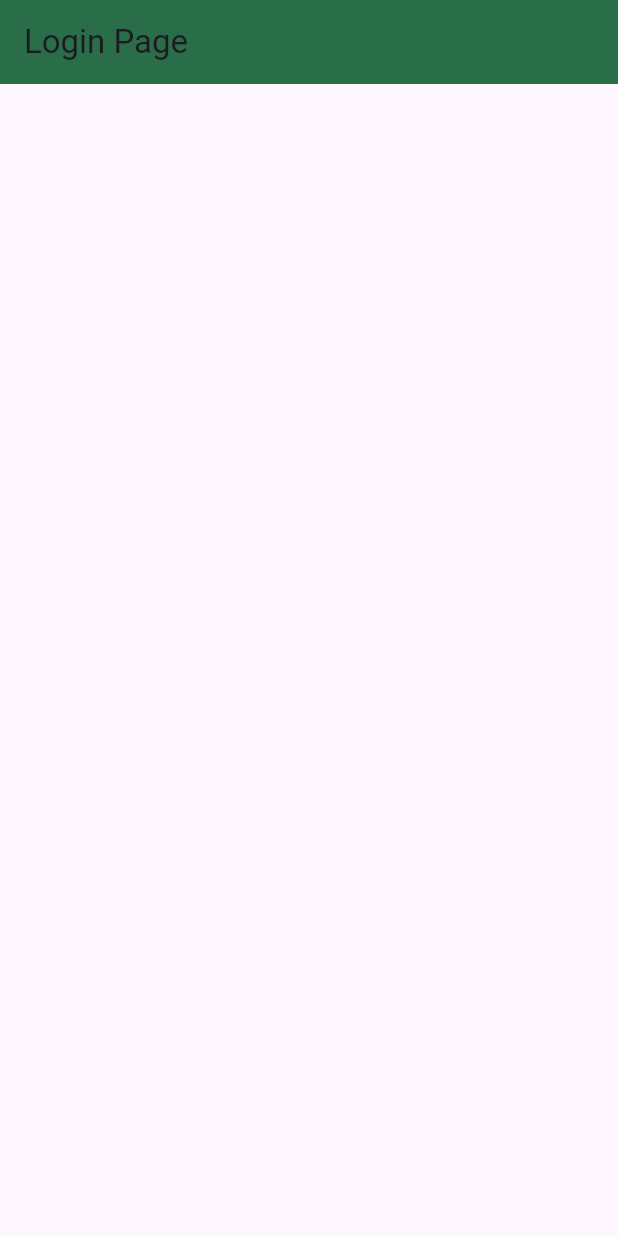
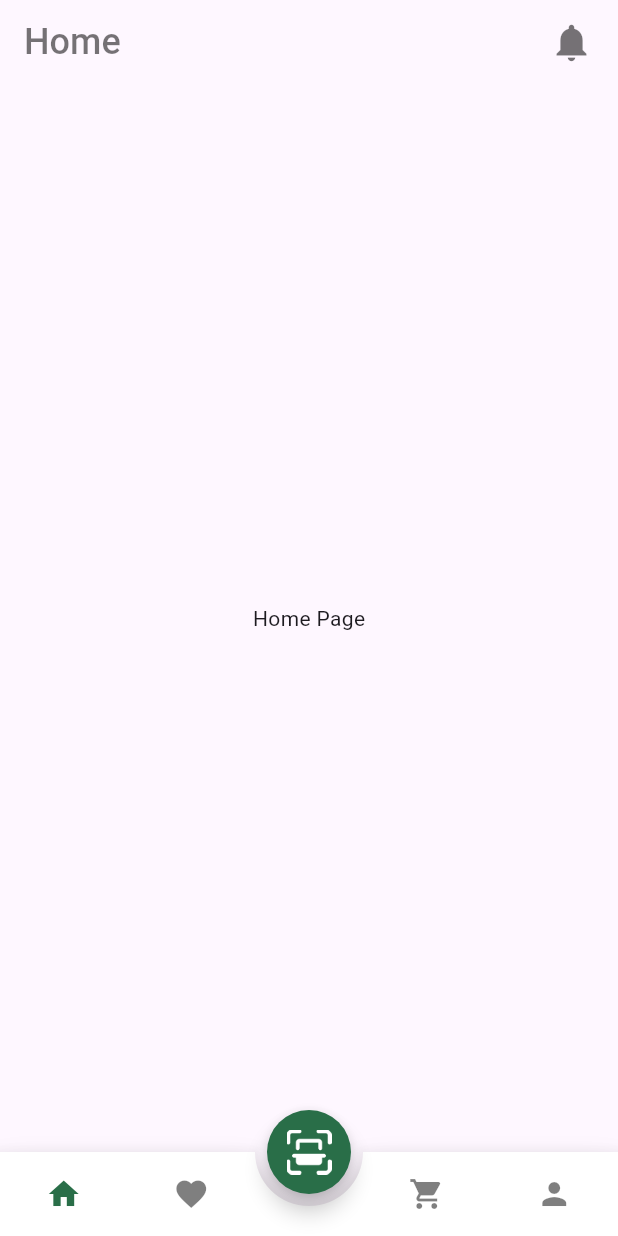
Before and after one commit to alirfanyasin/Plant-App, a Flutter app: the screen it shows after launch, after a tap on the "arrow forward ios" icon, after a tap on "Skip", on a phone screen of 412 x 824 dp. Run offline on Flutter 3.47's test engine with Material 3 defaults, Android fonts, the phone set to English and light mode, and no system bars; drawn by our look-alikes of animated_bottom_navigation_bar; our stand-ins replace page_transition.

Commit message:
feat: ui root for page other

```diff
--- a/lib/constant.dart
+++ b/lib/constant.dart
@@ -2,6 +2,7 @@ import 'package:flutter/material.dart';
 
 class Constants {
   static var primaryColor = const Color(0xff296e48);
+  static var blackColor = Colors.black54;
 
   // OnBoarding
   static var titleOne = "Learn more about plants";
--- /dev/null
+++ b/lib/models/plants.dart
@@ -0,0 +1,181 @@
+class Plant {
+  final int plantId;
+  final int price;
+  final String size;
+  final double rating;
+  final int humidity;
+  final String temperature;
+  final String category;
+  final String plantName;
+  final String imageURL;
+  bool isFavorated;
+  final String decription;
+  bool isSelected;
+
+  Plant(
+      {required this.plantId,
+      required this.price,
+      required this.category,
+      required this.plantName,
+      required this.size,
+      required this.rating,
+      required this.humidity,
+      required this.temperature,
+      required this.imageURL,
+      required this.isFavorated,
+      required this.decription,
+      required this.isSelected});
+
+  //List of Plants data
+  static List<Plant> plantList = [
+    Plant(
+        plantId: 0,
+        price: 22,
+        category: 'Indoor',
+        plantName: 'Sanseviera',
+        size: 'Small',
+        rating: 4.5,
+        humidity: 34,
+        temperature: '23 - 34',
+        imageURL: 'assets/images/plant-one.png',
+        isFavorated: true,
+        decription:
+            'This plant is one of the best plant. It grows in most of the regions in the world and can survive'
+            'even the harshest weather condition.',
+        isSelected: false),
+    Plant(
+        plantId: 1,
+        price: 11,
+        category: 'Outdoor',
+        plantName: 'Philodendron',
+        size: 'Medium',
+        rating: 4.8,
+        humidity: 56,
+        temperature: '19 - 22',
+        imageURL: 'assets/images/plant-two.png',
+        isFavorated: false,
+        decription:
+            'This plant is one of the best plant. It grows in most of the regions in the world and can survive'
+            'even the harshest weather condition.',
+        isSelected: false),
+    Plant(
+        plantId: 2,
+        price: 18,
+        category: 'Indoor',
+        plantName: 'Beach Daisy',
+        size: 'Large',
+        rating: 4.7,
+        humidity: 34,
+        temperature: '22 - 25',
+        imageURL: 'assets/images/plant-three.png',
+        isFavorated: false,
+        decription:
+            'This plant is one of the best plant. It grows in most of the regions in the world and can survive'
+            'even the harshest weather condition.',
+        isSelected: false),
+    Plant(
+        plantId: 3,
+        price: 30,
+        category: 'Outdoor',
+        plantName: 'Big Bluestem',
+        size: 'Small',
+        rating: 4.5,
+        humidity: 35,
+        temperature: '23 - 28',
+        imageURL: 'assets/images/plant-one.png',
+        isFavorated: false,
+        decription:
+            'This plant is one of the best plant. It grows in most of the regions in the world and can survive'
+            'even the harshest weather condition.',
+        isSelected: false),
+    Plant(
+        plantId: 4,
+        price: 24,
+        category: 'Recommended',
+        plantName: 'Big Bluestem',
+        size: 'Large',
+        rating: 4.1,
+        humidity: 66,
+        temperature: '12 - 16',
+        imageURL: 'assets/images/plant-four.png',
+        isFavorated: true,
+        decription:
+            'This plant is one of the best plant. It grows in most of the regions in the world and can survive'
+            'even the harshest weather condition.',
+        isSelected: false),
+    Plant(
+        plantId: 5,
+        price: 24,
+        category: 'Outdoor',
+        plantName: 'Meadow Sage',
+        size: 'Medium',
+        rating: 4.4,
+        humidity: 36,
+        temperature: '15 - 18',
+        imageURL: 'assets/images/plant-five.png',
+        isFavorated: false,
+        decription:
+            'This plant is one of the best plant. It grows in most of the regions in the world and can survive'
+            'even the harshest weather condition.',
+        isSelected: false),
+    Plant(
+        plantId: 6,
+        price: 19,
+        category: 'Garden',
+        plantName: 'Plumbago',
+        size: 'Small',
+        rating: 4.2,
+        humidity: 46,
+        temperature: '23 - 26',
+        imageURL: 'assets/images/plant-six.png',
+        isFavorated: false,
+        decription:
+            'This plant is one of the best plant. It grows in most of the regions in the world and can survive'
+            'even the harshest weather condition.',
+        isSelected: false),
+    Plant(
+        plantId: 7,
+        price: 23,
+        category: 'Garden',
+        plantName: 'Tritonia',
+        size: 'Medium',
+        rating: 4.5,
+        humidity: 34,
+        temperature: '21 - 24',
+        imageURL: 'assets/images/plant-seven.png',
+        isFavorated: false,
+        decription:
+            'This plant is one of the best plant. It grows in most of the regions in the world and can survive'
+            'even the harshest weather condition.',
+        isSelected: false),
+    Plant(
+        plantId: 8,
+        price: 46,
+        category: 'Recommended',
+        plantName: 'Tritonia',
+        size: 'Medium',
+        rating: 4.7,
+        humidity: 46,
+        temperature: '21 - 25',
+        imageURL: 'assets/images/plant-eight.png',
+        isFavorated: false,
+        decription:
+            'This plant is one of the best plant. It grows in most of the regions in the world and can survive'
+            'even the harshest weather condition.',
+        isSelected: false),
+  ];
+
+  //Get the favorated items
+  static List<Plant> getFavoritedPlants() {
+    List<Plant> _travelList = Plant.plantList;
+    return _travelList.where((element) => element.isFavorated == true).toList();
+  }
+
+  //Get the cart items
+  static List<Plant> addedToCartPlants() {
+    List<Plant> _selectedPlants = Plant.plantList;
+    return _selectedPlants
+        .where((element) => element.isSelected == true)
+        .toList();
+  }
+}
--- a/lib/ui/onboarding_screen.dart
+++ b/lib/ui/onboarding_screen.dart
@@ -1,6 +1,7 @@
 import 'package:flutter/material.dart';
 import 'package:learn_flutter/constant.dart';
 import 'package:learn_flutter/ui/login_page.dart';
+import 'package:learn_flutter/ui/root_page.dart';
 
 class OnBoardingScreen extends StatefulWidget {
   const OnBoardingScreen({super.key});
@@ -28,7 +29,7 @@ class _OnBoardingScreenState extends State<OnBoardingScreen> {
                 Navigator.pushReplacement(
                   context,
                   MaterialPageRoute(
-                    builder: (_) => const LoginPage(),
+                    builder: (_) => const RootPage(),
                   ),
                 );
               }, // redirect to login screen
@@ -98,7 +99,7 @@ class _OnBoardingScreenState extends State<OnBoardingScreen> {
                       Navigator.pushReplacement(
                         context,
                         MaterialPageRoute(
-                          builder: (_) => const LoginPage(),
+                          builder: (_) => const RootPage(),
                         ),
                       );
                     }
--- /dev/null
+++ b/lib/ui/root_page.dart
@@ -0,0 +1,101 @@
+import 'package:animated_bottom_navigation_bar/animated_bottom_navigation_bar.dart';
+import 'package:flutter/material.dart';
+import 'package:learn_flutter/constant.dart';
+import 'package:learn_flutter/ui/scan_page.dart';
+import 'package:learn_flutter/ui/screens/cart_page.dart';
+import 'package:learn_flutter/ui/screens/favorite_page.dart';
+import 'package:learn_flutter/ui/screens/home_page.dart';
+import 'package:learn_flutter/ui/screens/profile_page.dart';
+import 'package:page_transition/page_transition.dart';
+
+class RootPage extends StatefulWidget {
+  const RootPage({super.key});
+
+  @override
+  State<RootPage> createState() => _RootPageState();
+}
+
+class _RootPageState extends State<RootPage> {
+  int _bottomNavIndex = 0;
+
+  // List of the page
+  List<Widget> pages = const [
+    HomePage(),
+    FavoritePage(),
+    CartPage(),
+    ProfilePage(),
+  ];
+
+  // List of the pages icons
+  List<IconData> iconList = [
+    Icons.home,
+    Icons.favorite,
+    Icons.shopping_cart,
+    Icons.person
+  ];
+
+  // List of the pages titles
+  List<String> titleList = ['Home', 'Favorite', 'Cart', 'Profile'];
+
+  @override
+  Widget build(BuildContext context) {
+    return Scaffold(
+      appBar: AppBar(
+        title: Row(
+          mainAxisAlignment: MainAxisAlignment.spaceBetween,
+          children: [
+            Text(
+              titleList[_bottomNavIndex],
+              style: TextStyle(
+                color: Constants.blackColor,
+                fontWeight: FontWeight.w500,
+                fontSize: 24,
+              ),
+            ),
+            Icon(
+              Icons.notifications,
+              color: Constants.blackColor,
+              size: 30,
+            )
+          ],
+        ),
+        backgroundColor: Theme.of(context).scaffoldBackgroundColor,
+        elevation: 0.0,
+      ),
+      body: IndexedStack(
+        index: _bottomNavIndex,
+        children: pages,
+      ),
+      floatingActionButton: FloatingActionButton(
+        shape: const CircleBorder(),
+        child: Image.asset(
+          "assets/images/code-scan-two.png",
+          height: 30,
+        ),
+        onPressed: () {
+          Navigator.push(
+            context,
+            PageTransition(
+                child: const ScanPage(), type: PageTransitionType.bottomToTop),
+          );
+        },
+        backgroundColor: Constants.primaryColor,
+      ),
+      floatingActionButtonLocation: FloatingActionButtonLocation.centerDocked,
+      bottomNavigationBar: AnimatedBottomNavigationBar(
+        splashColor: Constants.primaryColor,
+        activeColor: Constants.primaryColor,
+        inactiveColor: Colors.black.withOpacity(0.5),
+        icons: iconList,
+        activeIndex: _bottomNavIndex,
+        gapLocation: GapLocation.center,
+        notchSmoothness: NotchSmoothness.softEdge,
+        onTap: (index) {
+          setState(() {
+            _bottomNavIndex = index;
+          });
+        },
+      ),
+    );
+  }
+}
--- /dev/null
+++ b/lib/ui/scan_page.dart
@@ -0,0 +1,15 @@
+import 'package:flutter/material.dart';
+
+class ScanPage extends StatelessWidget {
+  const ScanPage({super.key});
+
+  @override
+  Widget build(BuildContext context) {
+    return Scaffold(
+      appBar: AppBar(
+        centerTitle: true,
+        title: const Text("Scan Page"),
+      ),
+    );
+  }
+}
--- /dev/null
+++ b/lib/ui/screens/cart_page.dart
@@ -0,0 +1,19 @@
+import 'package:flutter/material.dart';
+
+class CartPage extends StatefulWidget {
+  const CartPage({super.key});
+
+  @override
+  State<CartPage> createState() => _CartPageState();
+}
+
+class _CartPageState extends State<CartPage> {
+  @override
+  Widget build(BuildContext context) {
+    return const Scaffold(
+      body: Center(
+        child: Text("Cart Page"),
+      ),
+    );
+  }
+}
--- /dev/null
+++ b/lib/ui/screens/favorite_page.dart
@@ -0,0 +1,19 @@
+import 'package:flutter/material.dart';
+
+class FavoritePage extends StatefulWidget {
+  const FavoritePage({super.key});
+
+  @override
+  State<FavoritePage> createState() => _FavoritePageState();
+}
+
+class _FavoritePageState extends State<FavoritePage> {
+  @override
+  Widget build(BuildContext context) {
+    return const Scaffold(
+      body: Center(
+        child: Text("Favorite Page"),
+      ),
+    );
+  }
+}
--- /dev/null
+++ b/lib/ui/screens/home_page.dart
@@ -0,0 +1,19 @@
+import 'package:flutter/material.dart';
+
+class HomePage extends StatefulWidget {
+  const HomePage({super.key});
+
+  @override
+  State<HomePage> createState() => _HomePageState();
+}
+
+class _HomePageState extends State<HomePage> {
+  @override
+  Widget build(BuildContext context) {
+    return const Scaffold(
+      body: Center(
+        child: Text("Home Page"),
+      ),
+    );
+  }
+}
--- /dev/null
+++ b/lib/ui/screens/profile_page.dart
@@ -0,0 +1,19 @@
+import 'package:flutter/material.dart';
+
+class ProfilePage extends StatefulWidget {
+  const ProfilePage({super.key});
+
+  @override
+  State<ProfilePage> createState() => _ProfilePageState();
+}
+
+class _ProfilePageState extends State<ProfilePage> {
+  @override
+  Widget build(BuildContext context) {
+    return const Scaffold(
+      body: Center(
+        child: Text("Profile Page"),
+      ),
+    );
+  }
+}
--- a/pubspec.yaml
+++ b/pubspec.yaml
@@ -35,6 +35,8 @@ dependencies:
   # The following adds the Cupertino Icons font to your application.
   # Use with the CupertinoIcons class for iOS style icons.
   cupertino_icons: ^1.0.2
+  animated_bottom_navigation_bar: ^1.3.3
+  page_transition: ^2.1.0
 
 dev_dependencies:
   flutter_test:
```
Also changed, not shown: pubspec.lock.
